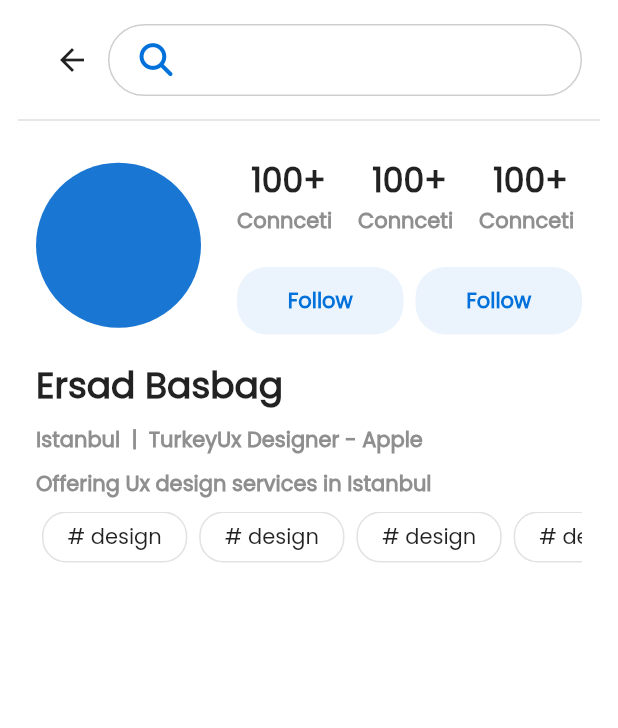
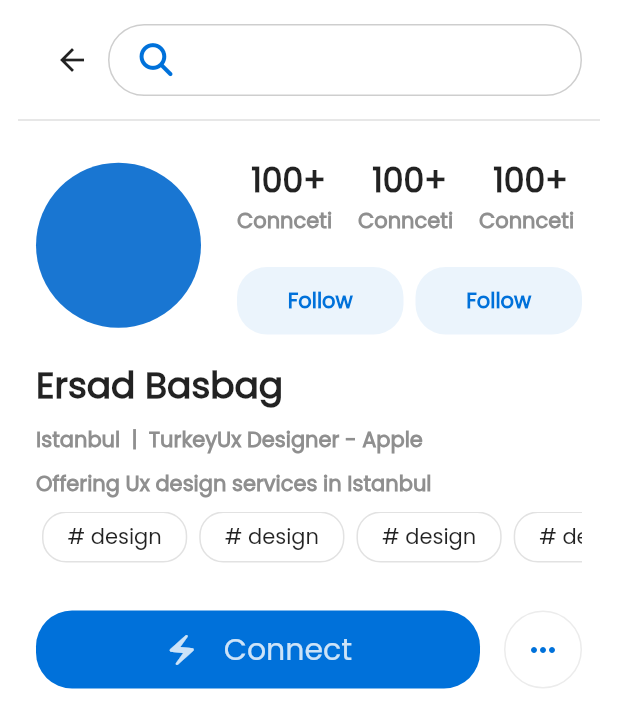
Before and after one commit to tharwatsamy/social_media_with_bloc, a Flutter app: the screen it shows after launch, on a phone screen of 412 x 824 dp. Shown: the top 728 px of the screen. Run offline on Flutter 3.47's test engine with Material 2 defaults, Android fonts, the phone set to English and light mode, and no system bars; our stand-ins replace font_awesome_flutter.

Commit message:
connect button and options button

```diff
--- /dev/null
+++ b/lib/Features/profile/presentaiton/views/widgets/connect_button.dart
@@ -0,0 +1,37 @@
+import 'package:flutter/material.dart';
+
+import '../../../../../constants.dart';
+
+class ConnectButton extends StatelessWidget {
+  const ConnectButton({Key? key}) : super(key: key);
+
+  @override
+  Widget build(BuildContext context) {
+    return Container(
+      height: kButtonHeight,
+      decoration: BoxDecoration(
+        color: kPrimaryColor,
+        borderRadius: BorderRadius.circular(24),
+      ),
+      child: Row(
+        mainAxisAlignment: MainAxisAlignment.center,
+        children: [
+          Icon(
+            Icons.electric_bolt,
+            color: Colors.white.withOpacity(.8),
+          ),
+          const SizedBox(
+            width: 16,
+          ),
+          Text(
+            'Connect',
+            style: TextStyle(
+              fontSize: 20,
+              color: Colors.white.withOpacity(.8),
+            ),
+          )
+        ],
+      ),
+    );
+  }
+}
--- /dev/null
+++ b/lib/Features/profile/presentaiton/views/widgets/options_button.dart
@@ -0,0 +1,26 @@
+
+
+import 'package:flutter/material.dart';
+
+import '../../../../../constants.dart';
+class OptionsButton extends StatelessWidget {
+  const OptionsButton({Key? key}) : super(key: key);
+
+  @override
+  Widget build(BuildContext context) {
+    return Container(
+      height: kButtonHeight,
+      width: kButtonHeight,
+      decoration: BoxDecoration(
+        shape: BoxShape.circle,
+        border: Border.all(
+          color: Colors.grey.withOpacity(.2),
+        ),
+      ),
+      child: const Icon(
+        Icons.more_horiz,
+        color: kPrimaryColor,
+      ),
+    );
+  }
+}
--- a/lib/Features/profile/presentaiton/views/widgets/profile_info.dart
+++ b/lib/Features/profile/presentaiton/views/widgets/profile_info.dart
@@ -1,9 +1,10 @@
 import 'package:flutter/material.dart';
 import 'package:social_media_ui/Features/profile/presentaiton/views/widgets/profile_actions_button.dart';
-import 'package:social_media_ui/Features/profile/presentaiton/views/widgets/skills_list_view.dart';
-import 'package:social_media_ui/styles.dart';
+import 'package:social_media_ui/Features/profile/presentaiton/views/widgets/user_details.dart';
 
+import 'connect_button.dart';
 import 'connections_info.dart';
+import 'options_button.dart';
 
 class ProfileInfo extends StatelessWidget {
   const ProfileInfo({Key? key}) : super(key: key);
@@ -38,49 +39,21 @@ class ProfileInfo extends StatelessWidget {
           height: 16,
         ),
         const UserDetails(),
+        const SizedBox(
+          height: 32,
+        ),
+        Row(
+          children: const [
+            Expanded(
+              child: ConnectButton(),
+            ),
+            SizedBox(
+              width: 16,
+            ),
+            OptionsButton(),
+          ],
+        )
       ],
     );
   }
 }
-
-class UserDetails extends StatelessWidget {
-  const UserDetails({Key? key}) : super(key: key);
-
-  @override
-  Widget build(BuildContext context) {
-    return Column(
-      crossAxisAlignment: CrossAxisAlignment.start,
-      children: const [
-        Text(
-          'Ersad Basbag',
-          style: Styles.body1,
-        ),
-        SizedBox(
-          height: 8,
-        ),
-        Text.rich(
-          style: Styles.body6,
-          TextSpan(
-            children: [
-              TextSpan(text: 'Istanbul  |  '),
-              TextSpan(text: 'Turkey'),
-              TextSpan(text: 'Ux Designer - '),
-              TextSpan(text: 'Apple'),
-            ],
-          ),
-        ),
-        SizedBox(
-          height: 8,
-        ),
-        Text(
-          'Offering Ux design services in Istanbul',
-          style: Styles.body6,
-        ),
-        SizedBox(
-          height: 8,
-        ),
-        SkillsListView(),
-      ],
-    );
-  }
-}
--- /dev/null
+++ b/lib/Features/profile/presentaiton/views/widgets/user_details.dart
@@ -0,0 +1,47 @@
+
+
+import 'package:flutter/material.dart';
+import 'package:social_media_ui/Features/profile/presentaiton/views/widgets/skills_list_view.dart';
+
+import '../../../../../styles.dart';
+class UserDetails extends StatelessWidget {
+  const UserDetails({Key? key}) : super(key: key);
+
+  @override
+  Widget build(BuildContext context) {
+    return Column(
+      crossAxisAlignment: CrossAxisAlignment.start,
+      children: const [
+        Text(
+          'Ersad Basbag',
+          style: Styles.body1,
+        ),
+        SizedBox(
+          height: 8,
+        ),
+        Text.rich(
+          style: Styles.body6,
+          TextSpan(
+            children: [
+              TextSpan(text: 'Istanbul  |  '),
+              TextSpan(text: 'Turkey'),
+              TextSpan(text: 'Ux Designer - '),
+              TextSpan(text: 'Apple'),
+            ],
+          ),
+        ),
+        SizedBox(
+          height: 8,
+        ),
+        Text(
+          'Offering Ux design services in Istanbul',
+          style: Styles.body6,
+        ),
+        SizedBox(
+          height: 8,
+        ),
+        SkillsListView(),
+      ],
+    );
+  }
+}
--- a/lib/constants.dart
+++ b/lib/constants.dart
@@ -1,3 +1,4 @@
 import 'package:flutter/cupertino.dart';
 
 const kPrimaryColor = Color(0xff0071DA);
+const kButtonHeight = 52.0;
--- a/pubspec.yaml
+++ b/pubspec.yaml
@@ -27,6 +27,7 @@ environment:
 # the latest version available on pub.dev. To see which dependencies have newer
 # versions available, run `flutter pub outdated`.
 dependencies:
+  awesome_icons: ^1.1.0
   cupertino_icons: ^1.0.2
   flutter:
     sdk: flutter
@@ -62,6 +63,5 @@ flutter:
     - family: Poppins
       fonts:
         - asset: assets/fonts/Poppins-Regular.ttf
-
   # For details regarding fonts from package dependencies,
   # see https://flutter.dev/custom-fonts/#from-packages
```
Also changed, not shown: pubspec.lock.
